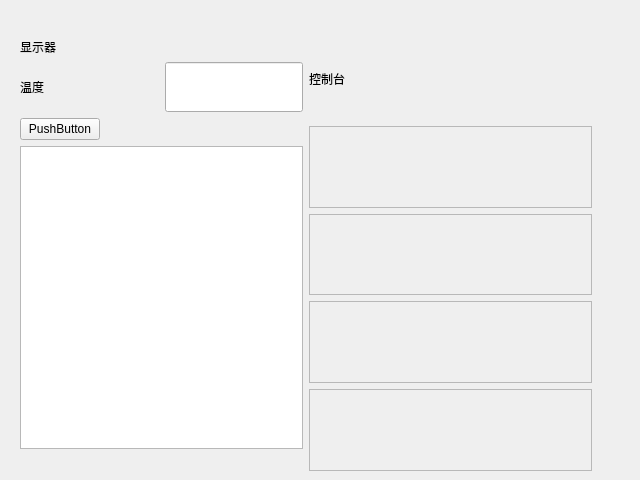
Old version of the form devicecontrolpanle.ui in the repository falsebird/homeManager.
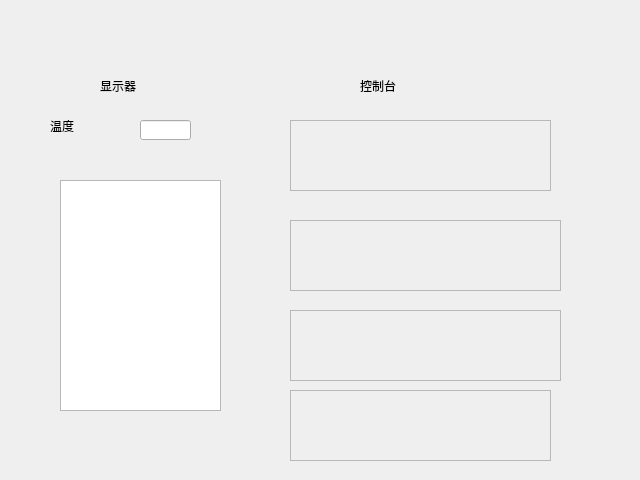
New version of the form. Custom widgets are drawn as their Qt base class.

```diff
--- a/devicecontrolpanle.ui
+++ b/devicecontrolpanle.ui
@@ -13,123 +13,71 @@
   <property name="windowTitle">
    <string>Form</string>
   </property>
-  <widget class="QWidget" name="verticalLayoutWidget_3">
+  <widget class="Titlebar" name="titlebar" native="true">
    <property name="geometry">
     <rect>
-     <x>20</x>
-     <y>10</y>
-     <width>591</width>
-     <height>461</height>
+     <x>40</x>
+     <y>30</y>
+     <width>501</width>
+     <height>31</height>
     </rect>
    </property>
-   <layout class="QVBoxLayout" name="verticalLayout_3">
-    <property name="topMargin">
-     <number>22</number>
-    </property>
-    <item>
-     <widget class="Titlebar" name="widget" native="true"/>
-    </item>
-    <item>
-     <layout class="QHBoxLayout" name="horizontalLayout_2" stretch="1,1">
-      <property name="rightMargin">
-       <number>19</number>
-      </property>
-      <item>
-       <layout class="QVBoxLayout" name="verticalLayout_2">
-        <property name="bottomMargin">
-         <number>22</number>
-        </property>
-        <item>
-         <widget class="QLabel" name="label_2">
-          <property name="text">
-           <string>显示器</string>
-          </property>
-         </widget>
-        </item>
-        <item>
-         <layout class="QHBoxLayout" name="horizontalLayout">
-          <item>
+  </widget>
            <widget class="QLabel" name="label">
+   <property name="geometry">
+    <rect>
+     <x>100</x>
+     <y>80</y>
+     <width>54</width>
+     <height>12</height>
+    </rect>
+   </property>
+   <property name="text">
+    <string>显示器</string>
+   </property>
+  </widget>
+  <widget class="QLabel" name="label_2">
+   <property name="geometry">
+    <rect>
+     <x>50</x>
+     <y>120</y>
+     <width>54</width>
+     <height>12</height>
+    </rect>
+   </property>
             <property name="text">
              <string>温度</string>
             </property>
            </widget>
-          </item>
-          <item>
            <widget class="QLineEdit" name="lineEdit">
-            <property name="sizePolicy">
-             <sizepolicy hsizetype="Minimum" vsizetype="Fixed">
-              <horstretch>0</horstretch>
-              <verstretch>0</verstretch>
-             </sizepolicy>
-            </property>
-            <property name="minimumSize">
-             <size>
-              <width>100</width>
-              <height>50</height>
-             </size>
-            </property>
-           </widget>
-          </item>
-         </layout>
-        </item>
-        <item>
-         <widget class="QPushButton" name="pushButton_5">
-          <property name="sizePolicy">
-           <sizepolicy hsizetype="Maximum" vsizetype="Fixed">
-            <horstretch>0</horstretch>
-            <verstretch>0</verstretch>
-           </sizepolicy>
-          </property>
-          <property name="minimumSize">
-           <size>
-            <width>50</width>
-            <height>0</height>
-           </size>
-          </property>
-          <property name="text">
-           <string>PushButton</string>
-          </property>
-         </widget>
-        </item>
-        <item>
-         <widget class="QTextEdit" name="textEdit">
-          <property name="sizePolicy">
-           <sizepolicy hsizetype="Minimum" vsizetype="Expanding">
-            <horstretch>0</horstretch>
-            <verstretch>0</verstretch>
-           </sizepolicy>
-          </property>
-          <property name="minimumSize">
-           <size>
-            <width>200</width>
-            <height>0</height>
-           </size>
-          </property>
-         </widget>
-        </item>
-       </layout>
-      </item>
-      <item>
-       <layout class="QVBoxLayout" name="verticalLayout">
-        <property name="sizeConstraint">
-         <enum>QLayout::SetMinimumSize</enum>
-        </property>
-        <item>
-         <widget class="QLabel" name="label_3">
-          <property name="sizePolicy">
-           <sizepolicy hsizetype="Preferred" vsizetype="Preferred">
-            <horstretch>0</horstretch>
-            <verstretch>0</verstretch>
-           </sizepolicy>
-          </property>
-          <property name="text">
-           <string>控制台</string>
-          </property>
-         </widget>
-        </item>
-        <item>
+   <property name="geometry">
+    <rect>
+     <x>140</x>
+     <y>120</y>
+     <width>51</width>
+     <height>20</height>
+    </rect>
+   </property>
+  </widget>
+  <widget class="QPlainTextEdit" name="plainTextEdit">
+   <property name="geometry">
+    <rect>
+     <x>60</x>
+     <y>180</y>
+     <width>161</width>
+     <height>231</height>
+    </rect>
+   </property>
+  </widget>
          <widget class="DeviceSwitch" name="frame">
+   <property name="geometry">
+    <rect>
+     <x>290</x>
+     <y>120</y>
+     <width>261</width>
+     <height>71</height>
+    </rect>
+   </property>
           <property name="frameShape">
            <enum>QFrame::StyledPanel</enum>
           </property>
@@ -137,9 +85,15 @@
            <enum>QFrame::Raised</enum>
           </property>
          </widget>
-        </item>
-        <item>
          <widget class="DeviceSwitch" name="frame_2">
+   <property name="geometry">
+    <rect>
+     <x>290</x>
+     <y>220</y>
+     <width>271</width>
+     <height>71</height>
+    </rect>
+   </property>
           <property name="frameShape">
            <enum>QFrame::StyledPanel</enum>
           </property>
@@ -147,9 +101,15 @@
            <enum>QFrame::Raised</enum>
           </property>
          </widget>
-        </item>
-        <item>
          <widget class="DeviceSwitch" name="frame_3">
+   <property name="geometry">
+    <rect>
+     <x>290</x>
+     <y>310</y>
+     <width>271</width>
+     <height>71</height>
+    </rect>
+   </property>
           <property name="frameShape">
            <enum>QFrame::StyledPanel</enum>
           </property>
@@ -157,9 +117,15 @@
            <enum>QFrame::Raised</enum>
           </property>
          </widget>
-        </item>
-        <item>
          <widget class="DeviceSwitch" name="frame_4">
+   <property name="geometry">
+    <rect>
+     <x>290</x>
+     <y>390</y>
+     <width>261</width>
+     <height>71</height>
+    </rect>
+   </property>
           <property name="frameShape">
            <enum>QFrame::StyledPanel</enum>
           </property>
@@ -167,12 +133,18 @@
            <enum>QFrame::Raised</enum>
           </property>
          </widget>
-        </item>
-       </layout>
-      </item>
-     </layout>
-    </item>
-   </layout>
+  <widget class="QLabel" name="label_3">
+   <property name="geometry">
+    <rect>
+     <x>360</x>
+     <y>80</y>
+     <width>54</width>
+     <height>12</height>
+    </rect>
+   </property>
+   <property name="text">
+    <string>控制台</string>
+   </property>
   </widget>
  </widget>
  <customwidgets>
```
Lines whose indentation alone changed are shown as unchanged.
